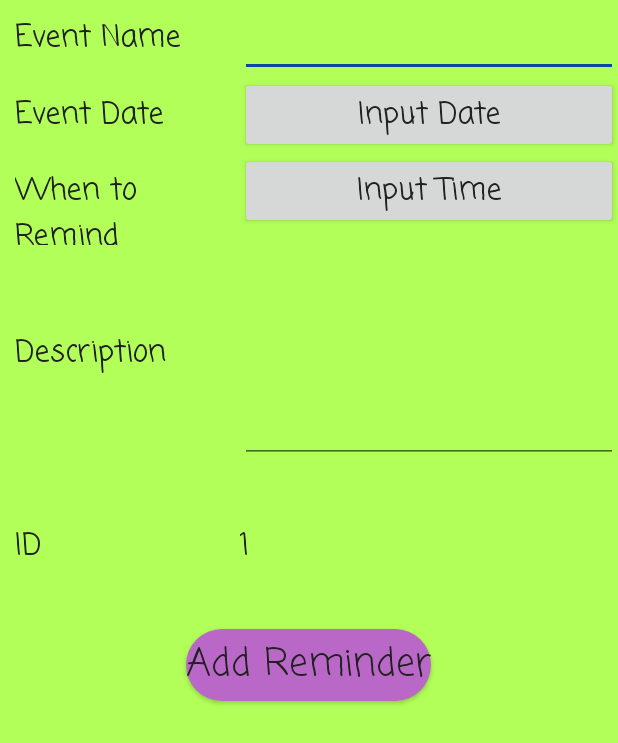
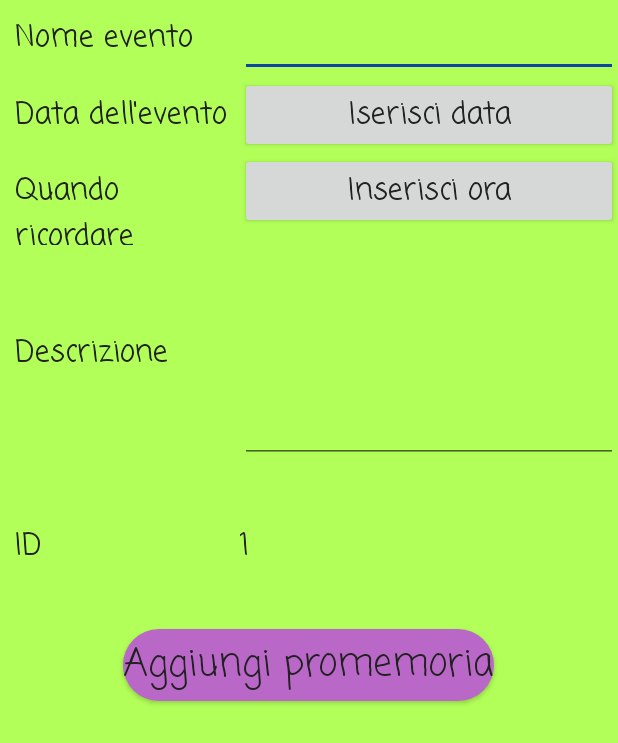
Before and after one commit to pippo5951/Promemoria, an Android app: the AddReminder screen opened directly, with no data from a screen before it, on a phone screen of 412 x 824 dp. Shown: the top 743 px of the screen. Run offline under Robolectric (Android 15) with nearby library versions, the phone set to English and light mode, and no system bars.

Commit message:
Tradotto in lingua Italiana, aggiunti i comandi di ritorno a MainActivity

```diff
--- a/app/src/main/java/com/opengoogle/nikhilchauhan/reminder4/AlarmReceiver.java
+++ b/app/src/main/java/com/opengoogle/nikhilchauhan/reminder4/AlarmReceiver.java
@@ -11,7 +11,7 @@ public class AlarmReceiver extends BroadcastReceiver {
         String get_string = intent.getExtras().getString("extra");
         String name=intent.getExtras().getString("name");
         String desc_text=intent.getExtras().getString("desc");
-        Log.e("MyActivity", "In the receiver with " + get_string);
+        Log.e("MyActivity", "Nel ricevitore con " + get_string);
 
         Intent serviceIntent = new Intent(context,RingtonePlayingService.class);
         serviceIntent.putExtra("extra", get_string);
--- a/app/src/main/java/com/opengoogle/nikhilchauhan/reminder4/DeleteReminder.java
+++ b/app/src/main/java/com/opengoogle/nikhilchauhan/reminder4/DeleteReminder.java
@@ -59,12 +59,14 @@ public class DeleteReminder extends AppCompatActivity {
             public void onClick(View v) {
                 Integer deleteRows = myDb.Deletedata(delete_id_text.getText().toString());
                 if (deleteRows > 0) {
-                    Toast.makeText(DeleteReminder.this, "Deletion Successful", Toast.LENGTH_SHORT).show();
+                    Toast.makeText(DeleteReminder.this, "Eliminazione riuscita", Toast.LENGTH_SHORT).show();
 
                 } else {
-                    Toast.makeText(DeleteReminder.this, "No rows deletes", Toast.LENGTH_SHORT).show();
+                    Toast.makeText(DeleteReminder.this, "Eliminazione non riuscita", Toast.LENGTH_SHORT).show();
 
                 }
+                Intent it = new Intent( DeleteReminder.this, MainActivity.class );
+                startActivity(it);
             }
         });
     }
--- a/app/src/main/java/com/opengoogle/nikhilchauhan/reminder4/FirstUpdate.java
+++ b/app/src/main/java/com/opengoogle/nikhilchauhan/reminder4/FirstUpdate.java
@@ -50,7 +50,7 @@ public class FirstUpdate extends AppCompatActivity {
 
                 if (res.getCount() == 0) {
                     //show message
-                    Toast.makeText(FirstUpdate.this,"No Data Found",Toast.LENGTH_SHORT).show();
+                    Toast.makeText(FirstUpdate.this,"Promemoria non trovato",Toast.LENGTH_SHORT).show();
                     return;
                 }
                 else
--- a/app/src/main/res/layout/add_reminder_activity.xml
+++ b/app/src/main/res/layout/add_reminder_activity.xml
@@ -12,14 +12,16 @@
         android:layout_height="wrap_content"
         android:orientation="horizontal"
         android:layout_marginLeft="10dp">
+
         <TextView
             android:layout_width="wrap_content"
             android:layout_height="wrap_content"
-            android:text="Event Name"
+            android:text="Nome evento"
             style="@style/ReminderAppTheme"
             android:fontFamily="casual"
             android:width="150dp"
             android:textSize="20sp" />
+
         <EditText
             android:layout_width="0dp"
             android:layout_weight="1"
@@ -41,12 +43,12 @@
             style="@style/ReminderAppTheme"
             android:width="150dp"
             android:fontFamily="casual"
-            android:text="Event Date" />
+            android:text="Data dell'evento" />
         <Button
             android:layout_width="0dp"
             android:layout_weight="1"
             android:textSize="20sp"
-            android:text="Input Date"
+            android:text="Iserisci data"
             android:fontFamily="casual"
             style="@style/ReminderAppTheme"
             android:layout_height="wrap_content"
@@ -60,7 +62,7 @@
         <TextView
             android:layout_width="wrap_content"
             android:layout_height="wrap_content"
-            android:text="When to Remind"
+            android:text="Quando ricordare"
             android:fontFamily="casual"
             style="@style/ReminderAppTheme"
             android:width="150dp"
@@ -69,7 +71,7 @@
             android:layout_width="0dp"
             android:layout_weight="1"
             android:textSize="20sp"
-            android:text="Input Time"
+            android:text="Inserisci ora"
             android:fontFamily="casual"
             style="@style/ReminderAppTheme"
             android:layout_height="wrap_content"
@@ -85,7 +87,7 @@
         <TextView
             android:layout_width="wrap_content"
             android:layout_height="wrap_content"
-            android:text="Description"
+            android:text="Descrizione"
             android:fontFamily="casual"
             style="@style/ReminderAppTheme"
             android:width="150dp"
@@ -132,7 +134,7 @@
         android:layout_gravity="center"
         android:layout_marginTop="40dp"
         android:background="@drawable/custombutton"
-        android:text="Add Reminder"
+        android:text="Aggiungi promemoria"
         android:textSize="25sp" />
 
 
--- a/app/src/main/res/layout/delete_activity.xml
+++ b/app/src/main/res/layout/delete_activity.xml
@@ -9,7 +9,7 @@
     <TextView
         android:layout_width="wrap_content"
         android:layout_height="wrap_content"
-        android:text="Enter the id of the event You want to delete"
+        android:text="Immetti l'id dell'evento che desideri eliminare"
         android:textSize="20sp"
         android:layout_marginTop="120dp"
         android:layout_marginBottom="20dp"
@@ -26,7 +26,7 @@
     <Button
         android:layout_width="wrap_content"
         android:layout_height="wrap_content"
-        android:text="Delete Reminder"
+        android:text="Elimina promemoriar"
         android:id="@+id/button_del_rem"
         android:layout_marginTop="40dp"
         android:textSize="25sp"
--- a/app/src/main/res/layout/new_update_activity.xml
+++ b/app/src/main/res/layout/new_update_activity.xml
@@ -10,7 +10,7 @@
     <TextView
         android:layout_width="wrap_content"
         android:layout_height="wrap_content"
-        android:text="Enter the id of the event You want to update"
+        android:text="Immetti l'id dellevento che vuoi aggiornare"
         android:layout_marginTop="120dp"
         android:layout_marginBottom="20dp"
         android:width="200dp"
@@ -29,7 +29,7 @@
     <Button
         android:layout_width="wrap_content"
         android:layout_height="wrap_content"
-        android:text="Update reminder"
+        android:text="Agiorna promemoria"
         android:layout_gravity="center"
         android:id="@+id/up_rem"
         android:textSize="25sp"
--- a/build.gradle
+++ b/build.gradle
@@ -7,7 +7,7 @@ buildscript {
         jcenter()
     }
     dependencies {
-        classpath 'com.android.tools.build:gradle:3.4.0'
+        classpath 'com.android.tools.build:gradle:3.5.3'
 
 
         // NOTE: Do not place your application dependencies here; they belong
```
Also changed, not shown: app/src/main/java/com/opengoogle/nikhilchauhan/reminder4/AddReminder.java (+4 -3 lines), app/src/main/java/com/opengoogle/nikhilchauhan/reminder4/MainActivity.java (+4 -4 lines), app/src/main/java/com/opengoogle/nikhilchauhan/reminder4/UpdateActivity.java (+5 -3 lines), app/src/main/res/layout/start_activity.xml (+4 -4 lines), app/src/main/res/layout/update_activity_2.xml (+5 -5 lines), app/src/main/res/layout/view_reminder_activity.xml (+4 -4 lines), gradle/wrapper/gradle-wrapper.properties, 5 other files.
